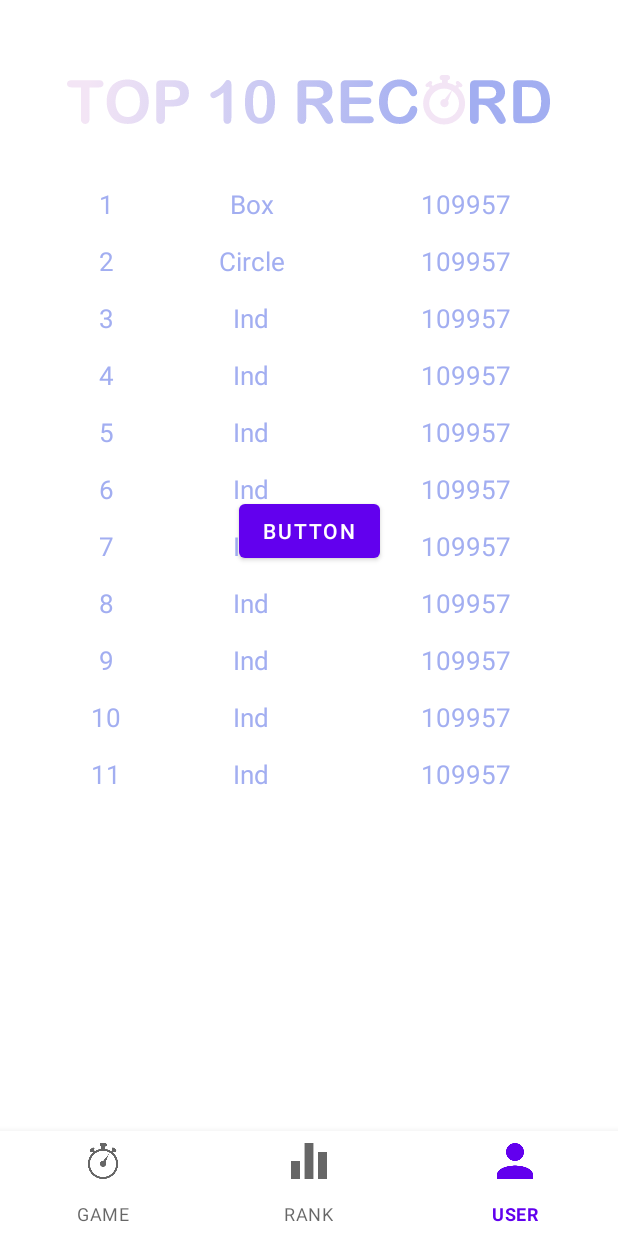
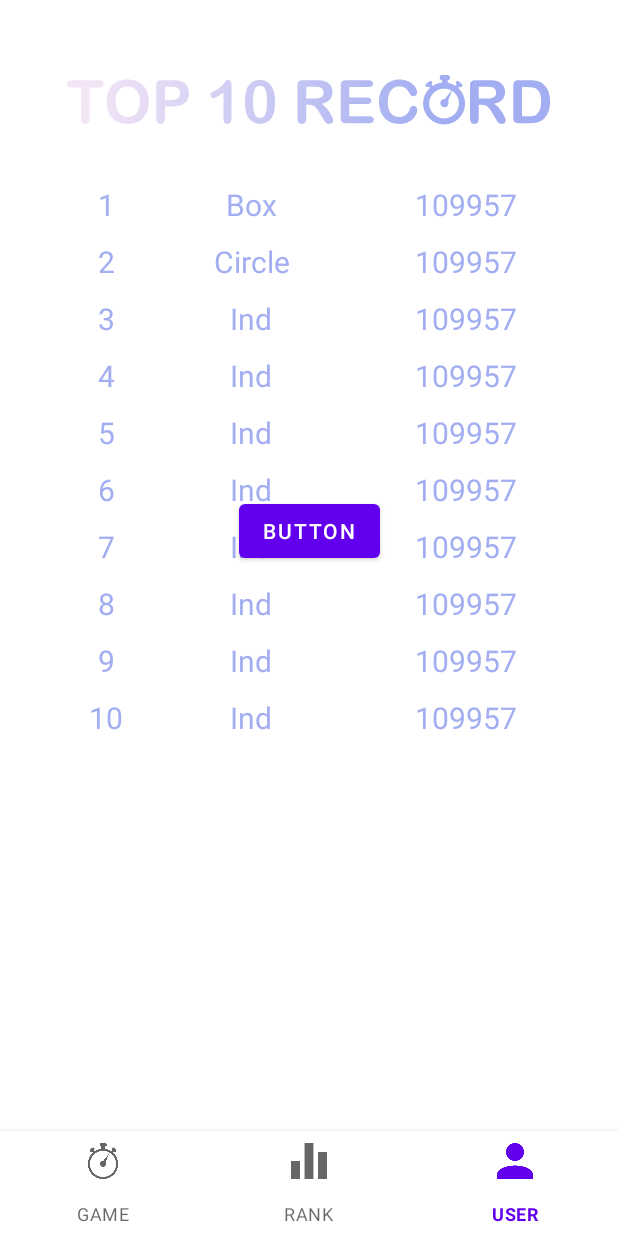
Before and after one commit to MinwooP/Hitthetime, an Android app: the fragment RankFragment placed in its activity, item 3 of the bottom bar chosen, on a phone screen of 412 x 824 dp. Run offline under Robolectric (Android 15) with nearby library versions, the phone set to English and light mode, and no system bars.

Commit message:
Finally solve RankFragment Error

```diff
--- a/app/src/main/java/com/example/hitthetimetoandrod/RankFragment.java
+++ b/app/src/main/java/com/example/hitthetimetoandrod/RankFragment.java
@@ -68,10 +68,14 @@ public class RankFragment extends Fragment {
     @Override
     public View onCreateView(LayoutInflater inflater, ViewGroup container,
                              Bundle savedInstanceState) {
-
+        View view1 = inflater.inflate(R.layout.fragment_rank, container, false);
         /* activity에서 fragment로 넘어오면서 mRecyclerView = findViewById(R.id.recycler1);
         * 아래 문장으로 바꾸어줌 */
-        mRecyclerView = container.findViewById(R.id.recycler1) ;
+
+        mRecyclerView = (RecyclerView) view1.findViewById(R.id.recycler1);
+        /* mRecyclerView = container.findViewById(R.id.recycler1) ;
+           원래 이 코드로 해서 오류 났었음 ;;
+         */
 
         // 리사이클러뷰에 SimpleTextAdapter 객체 지정.
         mAdapter = new RecyclerTextAdapter(mList);
@@ -81,11 +85,11 @@ public class RankFragment extends Fragment {
         /* Activity에서 fragment로 코드 이동할 때, this -> getActivity로 바꿔주었음 */
         mRecyclerView.setLayoutManager(new LinearLayoutManager(getActivity())) ;
 
+
+        // DB와 연결해서 기록들 비교한다음에 TOP 10 가져온뒤 여기서 정렬 후 아이템 추가
         // 아이템 추가.
         mAdapter.addItem("1", "Box", "109957") ;
-        // 두 번째 아이템 추가.
         mAdapter.addItem("2", "Circle", "109957") ;
-        // 세 번째 아이템 추가.
         mAdapter.addItem("3", "Ind", "109957") ;
         mAdapter.addItem("4", "Ind", "109957") ;
         mAdapter.addItem("5", "Ind", "109957") ;
@@ -94,9 +98,8 @@ public class RankFragment extends Fragment {
         mAdapter.addItem("8", "Ind", "109957") ;
         mAdapter.addItem("9", "Ind", "109957") ;
         mAdapter.addItem("10", "Ind", "109957") ;
-        mAdapter.addItem("11", "Ind", "109957") ;
 
         // Inflate the layout for this fragment
-        return inflater.inflate(R.layout.fragment_rank, container, false);
+        return view1;
     }
 }
--- a/app/src/main/res/layout/recycler_item.xml
+++ b/app/src/main/res/layout/recycler_item.xml
@@ -16,7 +16,7 @@
         android:gravity="center"
         android:text="TextView"
         android:textColor="@color/htt_right"
-        android:textSize="17dp"
+        android:textSize="20dp"
         app:layout_constraintEnd_toStartOf="@+id/name"
         app:layout_constraintStart_toStartOf="parent"
         app:layout_constraintTop_toTopOf="parent" />
@@ -27,7 +27,7 @@
         android:layout_height="30dp"
         android:gravity="center|center_vertical"
         android:text="TextView"
-        android:textSize="17dp"
+        android:textSize="20dp"
         android:textColor="@color/htt_right"
         app:layout_constraintEnd_toStartOf="@+id/record"
         app:layout_constraintStart_toEndOf="@+id/rank"
@@ -39,7 +39,7 @@
         android:layout_height="30dp"
         android:gravity="center"
         android:text="TextView"
-        android:textSize="17dp"
+        android:textSize="20dp"
         android:textColor="@color/htt_right"
         app:layout_constraintEnd_toEndOf="parent"
         app:layout_constraintStart_toEndOf="@+id/name"
```
Also changed, not shown: app/src/main/res/drawable-hdpi/ic_top_10.png, app/src/main/res/drawable-ldpi/ic_top_10.png, app/src/main/res/drawable-mdpi/ic_top_10.png, app/src/main/res/drawable-xhdpi/ic_top_10.png, app/src/main/res/drawable-xxhdpi/ic_top_10.png, app/src/main/res/drawable-xxxhdpi/ic_top_10.png.
